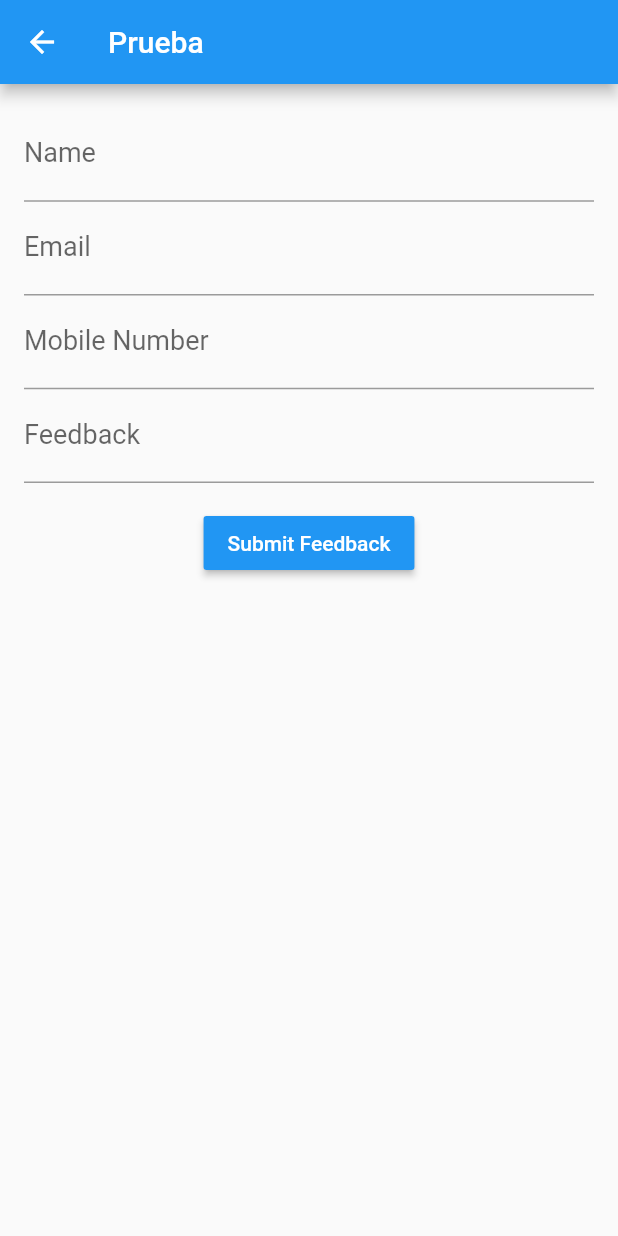
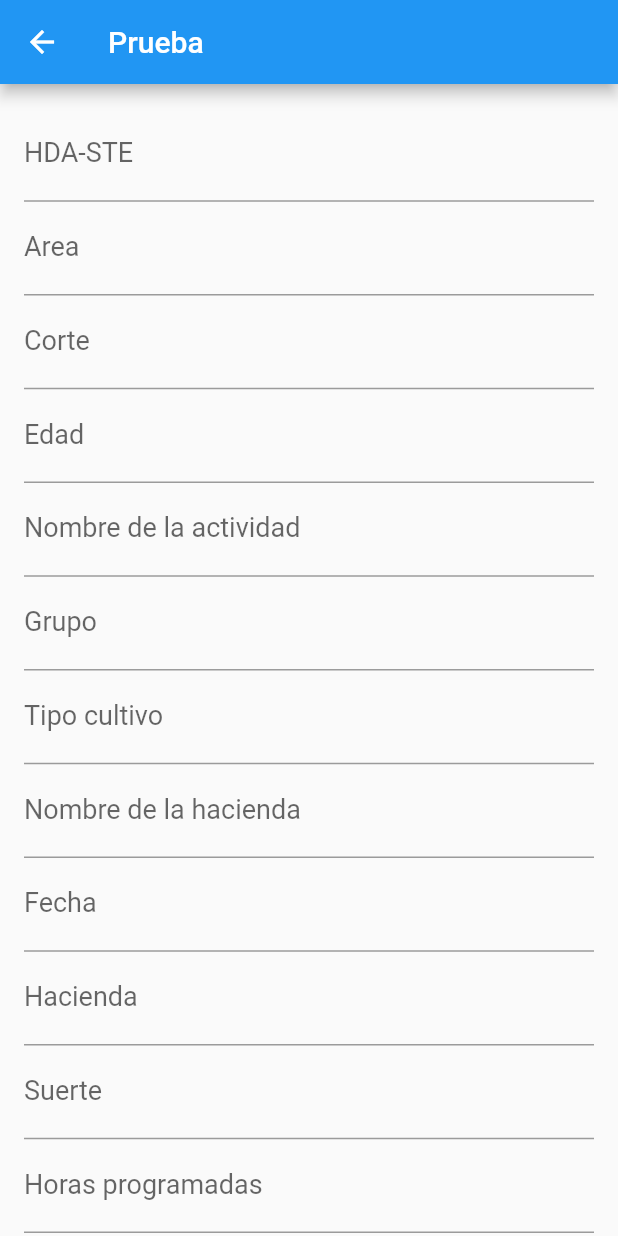
Before and after one commit to OPOII/PrototipoPDG2, a Flutter app: the TareaView screen opened directly, on a phone screen of 412 x 824 dp. Run offline on Flutter 3.47's test engine with Material 2 defaults, Android fonts, the phone set to English and light mode, and no system bars; our stand-ins replace flutter_map, latlong.

Commit message:
Creacion de "formulario" para las hojas de excel
verificacion

```diff
--- a/respaldo/lib/controller/form_controller.dart
+++ b/respaldo/lib/controller/form_controller.dart
@@ -1,7 +1,6 @@
 import 'dart:convert' as convert;
 import 'package:http/http.dart' as http;
 import 'package:respaldo/src/pages/tarea/tarea.dart';
-import '../model/form.dart';
 
 /// FormController is a class which does work of saving FeedbackForm in Google Sheets using
 /// HTTP GET request on Google App Script Web URL and parses response and sends result callback.
--- a/respaldo/lib/src/pages/tarea/tarea.dart
+++ b/respaldo/lib/src/pages/tarea/tarea.dart
@@ -12,9 +12,9 @@ class Tarea {
   String fecha; //DateTime
   String hacienda; //int
   String suerte;
-  String horasProgramadas; //double
+  String programa; //double
   String actividad; //int
-  String horasEjecutadas; //double
+  String ejecutable; //double
   String pendiente; //double
   String observacion;
   Tarea(
@@ -30,9 +30,9 @@ class Tarea {
       this.fecha,
       this.hacienda,
       this.suerte,
-      this.horasProgramadas,
+      this.programa,
       this.actividad,
-      this.horasEjecutadas,
+      this.ejecutable,
       this.pendiente,
       this.observacion);
   factory Tarea.fromJson(dynamic json) {
@@ -49,7 +49,7 @@ class Tarea {
         "${json['fecha']}",
         "${json['hacienda']}",
         "${json['suerte']}",
-        "${json['horasProgramadas']}",
+        "${json['programa']}",
         "${json['actividad']}",
         "${json['horasEjecutadas']}",
         "${json['pendiente']}",
@@ -70,9 +70,9 @@ class Tarea {
         'fecha': fecha,
         'hacienda': hacienda,
         'suerte': suerte,
-        'horasProgramadas': horasProgramadas,
+        'programa': programa,
         'actividad': actividad,
-        'horasEjecutadas': horasEjecutadas,
+        'ejecutable': ejecutable,
         'pendiente': pendiente,
         'observacion': observacion,
       };
--- a/respaldo/lib/src/pages/tarea/tareaView.dart
+++ b/respaldo/lib/src/pages/tarea/tareaView.dart
@@ -31,7 +31,7 @@ class _TareaViewState extends State<TareaView> {
   TextEditingController horasProgramadasController = TextEditingController();
   TextEditingController actividadController = TextEditingController();
   TextEditingController horasEjecutadasController = TextEditingController();
-  TextEditingController pendientekController = TextEditingController();
+  TextEditingController pendienteController = TextEditingController();
   TextEditingController observacionController = TextEditingController();
 
   // Method to Submit Feedback and save it in Google Sheets
@@ -56,7 +56,7 @@ class _TareaViewState extends State<TareaView> {
           horasProgramadasController.text,
           actividadController.text,
           horasEjecutadasController.text,
-          pendientekController.text,
+          pendienteController.text,
           observacionController.text);
 
       FormController formController = FormController();
@@ -84,13 +84,17 @@ class _TareaViewState extends State<TareaView> {
 
   @override
   Widget build(BuildContext context) {
+    double primero = double.tryParse(horasProgramadasController.text);
+    double segundo = double.tryParse(horasEjecutadasController.text);
     return Scaffold(
+      resizeToAvoidBottomInset: false,
       key: _scaffoldKey,
       resizeToAvoidBottomPadding: false,
       appBar: AppBar(
         title: Text(widget.title),
       ),
-      body: Center(
+      body: SingleChildScrollView(
+        child: Center(
           child: Column(
             mainAxisAlignment: MainAxisAlignment.start,
             children: <Widget>[
@@ -101,51 +105,25 @@ class _TareaViewState extends State<TareaView> {
                     child: Column(
                       crossAxisAlignment: CrossAxisAlignment.start,
                       children: <Widget>[
-                      TextFormField(
-                        controller: hdasteController,
-                        validator: (value) {
-                          if (value.isEmpty) {
-                            return 'Enter Valid Name';
-                          }
-                          return null;
-                        },
-                        decoration: InputDecoration(labelText: 'Name'),
-                      ),
-                      TextFormField(
-                        controller: areaController,
-                        validator: (value) {
-                          if (!value.contains("@")) {
-                            return 'Enter Valid Email';
-                          }
-                          return null;
-                        },
-                        keyboardType: TextInputType.emailAddress,
-                        decoration: InputDecoration(labelText: 'Email'),
-                      ),
-                      TextFormField(
-                        controller: corteController,
-                        validator: (value) {
-                          if (value.trim().length != 10) {
-                            return 'Enter 10 Digit Mobile Number';
-                          }
-                          return null;
-                        },
-                        keyboardType: TextInputType.number,
-                        decoration: InputDecoration(
-                          labelText: 'Mobile Number',
-                        ),
-                      ),
-                      TextFormField(
-                        controller: edadController,
-                        validator: (value) {
-                          if (value.isEmpty) {
-                            return 'Enter Valid Feedback';
-                          }
-                          return null;
-                        },
-                        keyboardType: TextInputType.multiline,
-                        decoration: InputDecoration(labelText: 'Feedback'),
-                      ),
+                        CostumTextForField(hdasteController, "HDA-STE"),
+                        CostumTextForField(areaController, "Area"),
+                        CostumTextForField(hdasteController, "Corte"),
+                        CostumTextForField(hdasteController, "Edad"),
+                        CostumTextForField(
+                            hdasteController, "Nombre de la actividad"),
+                        CostumTextForField(hdasteController, "Grupo"),
+                        CostumTextForField(hdasteController, "Tipo cultivo"),
+                        CostumTextForField(
+                            hdasteController, "Nombre de la hacienda"),
+                        CostumTextForField(hdasteController, "Fecha"),
+                        CostumTextForField(hdasteController, "Hacienda"),
+                        CostumTextForField(hdasteController, "Suerte"),
+                        CostumTextForField(
+                            hdasteController, "Horas programadas"),
+                        CostumTextForField(hdasteController, "Actividad"),
+                        CostumTextForField(hdasteController, "Ejecutable"),
+                        CostumTextForField(hdasteController, "Pendiente"),
+                        CostumTextForField(hdasteController, "Observacion"),
                       ],
                     ),
                   )),
@@ -158,6 +136,26 @@ class _TareaViewState extends State<TareaView> {
             ],
           ),
         ),
+      ),
     );
   }
 }
+
+class CostumTextForField extends StatelessWidget {
+  TextEditingController control;
+  String texto;
+  CostumTextForField(this.control, this.texto);
+  Widget build(BuildContext context) {
+    return TextFormField(
+      controller: control,
+      validator: (value) {
+        if (value.isEmpty) {
+          return 'Enter Valid Information';
+        }
+        return null;
+      },
+      keyboardType: TextInputType.multiline,
+      decoration: InputDecoration(labelText: texto),
+    );
+  }
+}
```
Lines whose indentation alone changed are shown as unchanged.
